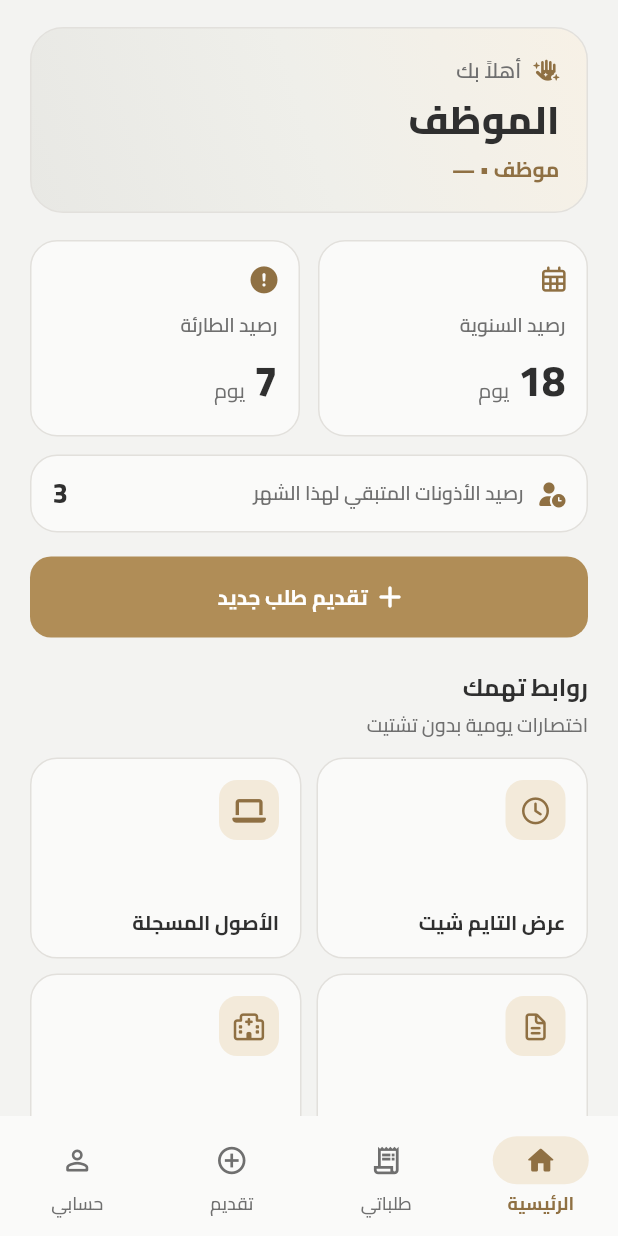
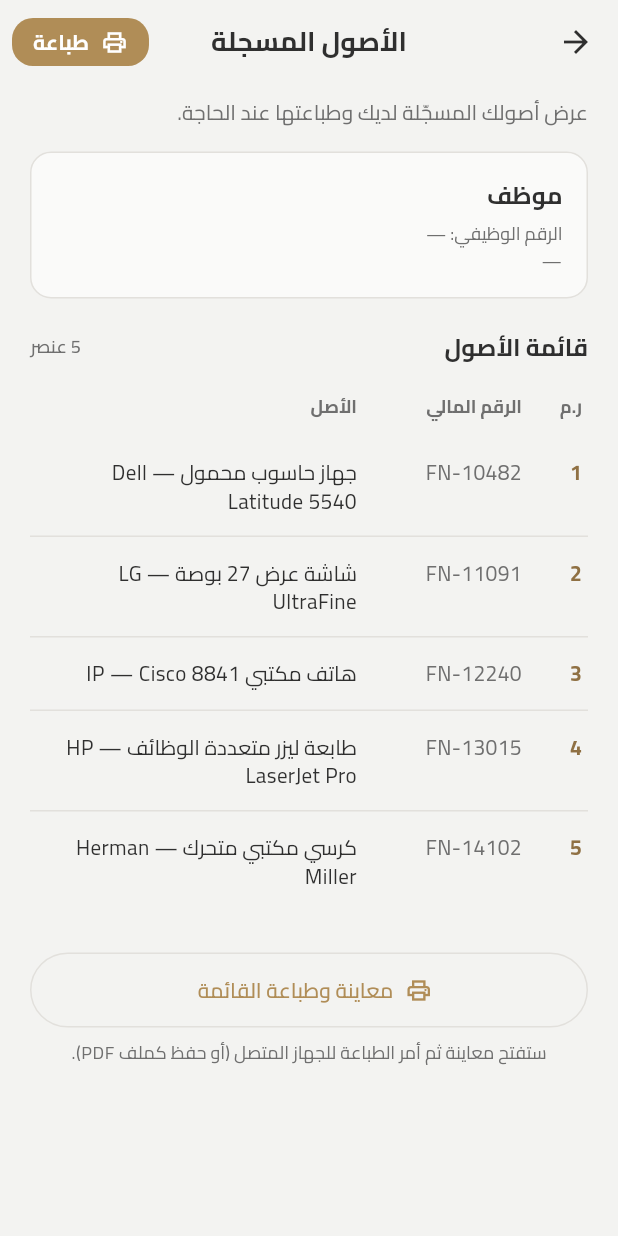
Before and after one commit to halimaElganduzMFZ/daftari_UI, a Flutter app: the MainShell screen opened directly, after a tap on "الأصول المسجلة", on a phone screen of 412 x 824 dp. Run offline on Flutter 3.47's test engine with Material 3 defaults, Android fonts, the phone set to English and light mode, and no system bars; our stand-ins replace file_picker, font_awesome_flutter, pdf, printing, shared_preferences; missing offline and left inert: dart:html, dart:ui_web; accounts and stored records are empty.

Commit message:
Add employee assets screen with print preview.
Open registered assets from home, list financial numbers, and print via in-app PDF preview.

Co-authored-by: unifiedcodeteam <unifiedcodeteam@gmail.com>

```diff
--- /dev/null
+++ b/lib/data/models/employee_asset.dart
@@ -0,0 +1,13 @@
+class EmployeeAsset {
+  const EmployeeAsset({
+    required this.id,
+    required this.serial,
+    required this.financialNumber,
+    required this.name,
+  });
+
+  final String id;
+  final int serial;
+  final String financialNumber;
+  final String name;
+}
--- /dev/null
+++ b/lib/data/static/static_employee_assets.dart
@@ -0,0 +1,35 @@
+import '../models/employee_asset.dart';
+
+/// Demo assets for the signed-in employee (mirrors Employee_Assets.php rows).
+const List<EmployeeAsset> kStaticEmployeeAssets = [
+  EmployeeAsset(
+    id: 'a1',
+    serial: 1,
+    financialNumber: 'FN-10482',
+    name: 'جهاز حاسوب محمول — Dell Latitude 5540',
+  ),
+  EmployeeAsset(
+    id: 'a2',
+    serial: 2,
+    financialNumber: 'FN-11091',
+    name: 'شاشة عرض 27 بوصة — LG UltraFine',
+  ),
+  EmployeeAsset(
+    id: 'a3',
+    serial: 3,
+    financialNumber: 'FN-12240',
+    name: 'هاتف مكتبي IP — Cisco 8841',
+  ),
+  EmployeeAsset(
+    id: 'a4',
+    serial: 4,
+    financialNumber: 'FN-13015',
+    name: 'طابعة ليزر متعددة الوظائف — HP LaserJet Pro',
+  ),
+  EmployeeAsset(
+    id: 'a5',
+    serial: 5,
+    financialNumber: 'FN-14102',
+    name: 'كرسي مكتبي متحرك — Herman Miller',
+  ),
+];
--- /dev/null
+++ b/lib/features/assets/employee_assets_screen.dart
@@ -0,0 +1,410 @@
+import 'package:flutter/material.dart';
+import 'package:flutter/services.dart';
+import 'package:pdf/pdf.dart';
+import 'package:pdf/widgets.dart' as pw;
+import 'package:printing/printing.dart';
+
+import '../../core/theme/app_colors.dart';
+import '../../data/models/employee_asset.dart';
+import '../../data/session/app_session.dart';
+import '../../data/static/static_employee_assets.dart';
+
+/// قائمة أصول الموظف + معاينة طباعة (بديل Employee_Assets.php).
+class EmployeeAssetsScreen extends StatelessWidget {
+  const EmployeeAssetsScreen({super.key});
+
+  @override
+  Widget build(BuildContext context) {
+    final employee = AppSession.currentEmployee;
+    final assets = kStaticEmployeeAssets;
+    final theme = Theme.of(context);
+
+    final name = employee?.fullName ?? 'موظف';
+    final employeeNumber = employee?.employeeNumber ?? '—';
+    final department = employee?.department ?? '—';
+
+    return Scaffold(
+      backgroundColor: AppColors.background,
+      appBar: AppBar(
+        title: const Text('الأصول المسجلة'),
+        actions: [
+          if (assets.isNotEmpty)
+            Padding(
+              padding: const EdgeInsetsDirectional.only(end: 8),
+              child: FilledButton.icon(
+                onPressed: () => _openPrintPreview(
+                  context,
+                  assets: assets,
+                  name: name,
+                  employeeNumber: employeeNumber,
+                  department: department,
+                ),
+                icon: const Icon(Icons.print_outlined, size: 18),
+                label: const Text('طباعة'),
+                style: FilledButton.styleFrom(
+                  padding: const EdgeInsets.symmetric(horizontal: 14),
+                  visualDensity: VisualDensity.compact,
+                ),
+              ),
+            ),
+        ],
+      ),
+      body: ListView(
+        padding: const EdgeInsets.fromLTRB(20, 8, 20, 32),
+        children: [
+          Text(
+            'عرض أصولك المسجّلة لديك وطباعتها عند الحاجة.',
+            style: theme.textTheme.bodyMedium?.copyWith(
+              color: AppColors.slate,
+              height: 1.5,
+            ),
+          ),
+          const SizedBox(height: 16),
+          _EmployeeBanner(
+            name: name,
+            employeeNumber: employeeNumber,
+            department: department,
+          ),
+          const SizedBox(height: 20),
+          if (assets.isEmpty)
+            const _EmptyAssets()
+          else ...[
+            Row(
+              children: [
+                Text(
+                  'قائمة الأصول',
+                  style: theme.textTheme.titleMedium?.copyWith(
+                    fontWeight: FontWeight.w700,
+                    color: AppColors.charcoal,
+                  ),
+                ),
+                const Spacer(),
+                Text(
+                  '${assets.length} عنصر',
+                  style: theme.textTheme.labelMedium?.copyWith(
+                    color: AppColors.slate,
+                  ),
+                ),
+              ],
+            ),
+            const SizedBox(height: 12),
+            const _TableHeader(),
+            const SizedBox(height: 4),
+            for (var i = 0; i < assets.length; i++) ...[
+              _AssetRow(asset: assets[i]),
+              if (i != assets.length - 1)
+                const Divider(height: 1, color: AppColors.line),
+            ],
+            const SizedBox(height: 28),
+            OutlinedButton.icon(
+              onPressed: () => _openPrintPreview(
+                context,
+                assets: assets,
+                name: name,
+                employeeNumber: employeeNumber,
+                department: department,
+              ),
+              icon: const Icon(Icons.print_outlined),
+              label: const Text('معاينة وطباعة القائمة'),
+              style: OutlinedButton.styleFrom(
+                minimumSize: const Size.fromHeight(50),
+              ),
+            ),
+            const SizedBox(height: 8),
+            Text(
+              'ستفتح معاينة ثم أمر الطباعة للجهاز المتصل (أو حفظ كملف PDF).',
+              textAlign: TextAlign.center,
+              style: theme.textTheme.bodySmall?.copyWith(
+                color: AppColors.slate,
+                height: 1.45,
+              ),
+            ),
+          ],
+        ],
+      ),
+    );
+  }
+
+  Future<void> _openPrintPreview(
+    BuildContext context, {
+    required List<EmployeeAsset> assets,
+    required String name,
+    required String employeeNumber,
+    required String department,
+  }) async {
+    await Navigator.of(context).push(
+      MaterialPageRoute<void>(
+        builder: (_) => _AssetsPrintPreviewPage(
+          employeeName: name,
+          employeeNumber: employeeNumber,
+          department: department,
+          assets: assets,
+        ),
+      ),
+    );
+  }
+}
+
+class _EmployeeBanner extends StatelessWidget {
+  const _EmployeeBanner({
+    required this.name,
+    required this.employeeNumber,
+    required this.department,
+  });
+
+  final String name;
+  final String employeeNumber;
+  final String department;
+
+  @override
+  Widget build(BuildContext context) {
+    final theme = Theme.of(context);
+    return Container(
+      width: double.infinity,
+      padding: const EdgeInsets.all(16),
+      decoration: BoxDecoration(
+        color: AppColors.surface,
+        borderRadius: BorderRadius.circular(14),
+        border: Border.all(color: AppColors.line),
+      ),
+      child: Column(
+        crossAxisAlignment: CrossAxisAlignment.start,
+        children: [
+          Text(
+            name,
+            style: theme.textTheme.titleMedium?.copyWith(
+              fontWeight: FontWeight.w700,
+              color: AppColors.charcoal,
+            ),
+          ),
+          const SizedBox(height: 6),
+          Text(
+            'الرقم الوظيفي: $employeeNumber',
+            style: theme.textTheme.bodySmall?.copyWith(
+              color: AppColors.slate,
+            ),
+          ),
+          const SizedBox(height: 2),
+          Text(
+            department,
+            style: theme.textTheme.bodySmall?.copyWith(
+              color: AppColors.slate,
+            ),
+          ),
+        ],
+      ),
+    );
+  }
+}
+
+class _TableHeader extends StatelessWidget {
+  const _TableHeader();
+
+  @override
+  Widget build(BuildContext context) {
+    final style = Theme.of(context).textTheme.labelMedium?.copyWith(
+          color: AppColors.slate,
+          fontWeight: FontWeight.w700,
+        );
+    return Padding(
+      padding: const EdgeInsets.symmetric(horizontal: 4, vertical: 8),
+      child: Row(
+        children: [
+          SizedBox(width: 40, child: Text('ر.م', style: style)),
+          SizedBox(width: 110, child: Text('الرقم المالي', style: style)),
+          Expanded(child: Text('الأصل', style: style)),
+        ],
+      ),
+    );
+  }
+}
+
+class _AssetRow extends StatelessWidget {
+  const _AssetRow({required this.asset});
+
+  final EmployeeAsset asset;
+
+  @override
+  Widget build(BuildContext context) {
+    final theme = Theme.of(context);
+    return Padding(
+      padding: const EdgeInsets.symmetric(horizontal: 4, vertical: 14),
+      child: Row(
+        crossAxisAlignment: CrossAxisAlignment.start,
+        children: [
+          SizedBox(
+            width: 40,
+            child: Text(
+              '${asset.serial}',
+              style: theme.textTheme.bodyMedium?.copyWith(
+                fontWeight: FontWeight.w700,
+                color: AppColors.goldDeep,
+              ),
+            ),
+          ),
+          SizedBox(
+            width: 110,
+            child: Text(
+              asset.financialNumber,
+              style: theme.textTheme.bodyMedium?.copyWith(
+                color: AppColors.slate,
+              ),
+            ),
+          ),
+          Expanded(
+            child: Text(
+              asset.name,
+              style: theme.textTheme.bodyMedium?.copyWith(
+                height: 1.35,
+                color: AppColors.charcoal,
+              ),
+            ),
+          ),
+        ],
+      ),
+    );
+  }
+}
+
+class _EmptyAssets extends StatelessWidget {
+  const _EmptyAssets();
+
+  @override
+  Widget build(BuildContext context) {
+    final theme = Theme.of(context);
+    return Padding(
+      padding: const EdgeInsets.symmetric(vertical: 48),
+      child: Column(
+        children: [
+          Icon(
+            Icons.inventory_2_outlined,
+            size: 48,
+            color: AppColors.slate.withValues(alpha: 0.7),
+          ),
+          const SizedBox(height: 14),
+          Text(
+            'لا توجد أصول مسجّلة',
+            style: theme.textTheme.titleMedium?.copyWith(
+              fontWeight: FontWeight.w700,
+              color: AppColors.charcoal,
+            ),
+          ),
+          const SizedBox(height: 6),
+          Text(
+            'عند تسجيل أصول باسمك ستظهر هنا ويمكنك طباعتها.',
+            textAlign: TextAlign.center,
+            style: theme.textTheme.bodyMedium?.copyWith(
+              color: AppColors.slate,
+              height: 1.45,
+            ),
+          ),
+        ],
+      ),
+    );
+  }
+}
+
+class _AssetsPrintPreviewPage extends StatelessWidget {
+  const _AssetsPrintPreviewPage({
+    required this.employeeName,
+    required this.employeeNumber,
+    required this.department,
+    required this.assets,
+  });
+
+  final String employeeName;
+  final String employeeNumber;
+  final String department;
+  final List<EmployeeAsset> assets;
+
+  Future<Uint8List> _buildPdf(PdfPageFormat format) async {
+    final regularData =
+        await rootBundle.load('assets/fonts/Cairo-Regular.ttf');
+    final boldData = await rootBundle.load('assets/fonts/Cairo-Bold.ttf');
+    final regular = pw.Font.ttf(regularData);
+    final bold = pw.Font.ttf(boldData);
+
+    final now = DateTime.now();
+    final dateLabel =
+        '${now.year}/${now.month.toString().padLeft(2, '0')}/${now.day.toString().padLeft(2, '0')}';
+
+    final doc = pw.Document();
+    doc.addPage(
+      pw.MultiPage(
+        pageFormat: format,
+        textDirection: pw.TextDirection.rtl,
+        theme: pw.ThemeData.withFont(base: regular, bold: bold),
+        margin: const pw.EdgeInsets.all(36),
+        build: (context) => [
+          pw.Text(
+            'قائمة أصول الموظف',
+            style: pw.TextStyle(font: bold, fontSize: 18),
+            textAlign: pw.TextAlign.center,
+          ),
+          pw.SizedBox(height: 16),
+          pw.Text('الاسم: $employeeName', style: pw.TextStyle(fontSize: 11)),
+          pw.SizedBox(height: 4),
+          pw.Text(
+            'الرقم الوظيفي: $employeeNumber',
+            style: pw.TextStyle(fontSize: 11),
+          ),
+          pw.SizedBox(height: 4),
+          pw.Text('الإدارة: $department', style: pw.TextStyle(fontSize: 11)),
+          pw.SizedBox(height: 18),
+          pw.TableHelper.fromTextArray(
+            headers: const ['ر.م', 'الرقم المالي', 'الأصل'],
+            data: [
+              for (final a in assets)
+                ['${a.serial}', a.financialNumber, a.name],
+            ],
+            headerStyle: pw.TextStyle(font: bold, fontSize: 10),
+            cellStyle: const pw.TextStyle(fontSize: 10),
+            headerDecoration: const pw.BoxDecoration(
+              color: PdfColor.fromInt(0xFFF3EADA),
+            ),
+            border: pw.TableBorder.all(
+              color: const PdfColor.fromInt(0xFFE2E0DC),
+              width: 0.5,
+            ),
+            cellAlignment: pw.Alignment.centerRight,
+            cellAlignments: {
+              0: pw.Alignment.center,
+              1: pw.Alignment.center,
+            },
+            columnWidths: {
+              0: const pw.FixedColumnWidth(40),
+              1: const pw.FixedColumnWidth(90),
+              2: const pw.FlexColumnWidth(),
+            },
+          ),
+          pw.SizedBox(height: 24),
+          pw.Text(
+            'تاريخ الطباعة: $dateLabel',
+            style: const pw.TextStyle(fontSize: 9, color: PdfColors.grey600),
+          ),
+        ],
+      ),
+    );
+    return doc.save();
+  }
+
+  @override
+  Widget build(BuildContext context) {
+    return Scaffold(
+      backgroundColor: AppColors.background,
+      appBar: AppBar(
+        title: const Text('معاينة الطباعة'),
+      ),
+      body: PdfPreview(
+        build: _buildPdf,
+        canChangeOrientation: false,
+        canChangePageFormat: false,
+        canDebug: false,
+        allowPrinting: true,
+        allowSharing: true,
+        pdfFileName: 'employee_assets.pdf',
+        actions: const [],
+      ),
+    );
+  }
+}
--- a/lib/features/home/home_screen.dart
+++ b/lib/features/home/home_screen.dart
@@ -9,6 +9,7 @@ import '../../core/widgets/status_pill.dart';
 import '../../data/models/employee_dashboard.dart';
 import '../../data/session/app_session.dart';
 import '../../data/static/static_employee_dashboard.dart';
+import '../assets/employee_assets_screen.dart';
 
 /// الصفحة الرئيسية للموظف العادي — من index.php بتوزيع أوضح وأقل ازدحاماً.
 class HomeScreen extends StatefulWidget {
@@ -113,20 +114,27 @@ class _HomeScreenState extends State<HomeScreen> {
                     mainAxisSpacing: 10,
                     crossAxisSpacing: 10,
                     childAspectRatio: 1.35,
-                    children: const [
-                      _ServiceTile(
+                    children: [
+                      const _ServiceTile(
                         title: 'عرض التايم شيت',
                         icon: FontAwesomeIcons.clock,
                       ),
                       _ServiceTile(
                         title: 'الأصول المسجلة',
                         icon: FontAwesomeIcons.laptop,
+                        onTap: () {
+                          Navigator.of(context).push(
+                            MaterialPageRoute<void>(
+                              builder: (_) => const EmployeeAssetsScreen(),
+                            ),
+                          );
+                        },
                       ),
-                      _ServiceTile(
+                      const _ServiceTile(
                         title: 'عرض قصاصاتك',
                         icon: FontAwesomeIcons.fileLines,
                       ),
-                      _ServiceTile(
+                      const _ServiceTile(
                         title: 'المستشفيات',
                         icon: FontAwesomeIcons.hospital,
                       ),
@@ -427,17 +435,23 @@ class _PermissionBalanceBar extends StatelessWidget {
 
 /// روابط الخدمات — بطاقات Font Awesome أنيقة، جاهزة للنقر لاحقاً.
 class _ServiceTile extends StatelessWidget {
-  const _ServiceTile({required this.title, required this.icon});
+  const _ServiceTile({
+    required this.title,
+    required this.icon,
+    this.onTap,
+  });
 
   final String title;
   final FaIconData icon;
+  final VoidCallback? onTap;
 
   @override
   Widget build(BuildContext context) {
     return AppSurface(
-      onTap: () {
-        // سيتم ربط الصفحات لاحقاً (تايم شيت، أصول، قصاصات، مستشفيات).
-      },
+      onTap: onTap ??
+          () {
+            // سيتم ربط الصفحات لاحقاً (تايم شيت، قصاصات، مستشفيات).
+          },
       padding: const EdgeInsets.fromLTRB(14, 14, 14, 14),
       child: Column(
         crossAxisAlignment: CrossAxisAlignment.start,
```
Also changed, not shown: pubspec.yaml (+7 -0 lines), assets/fonts/Cairo-Bold.ttf (added), assets/fonts/Cairo-Regular.ttf (added), pubspec.lock, 1 other file.
